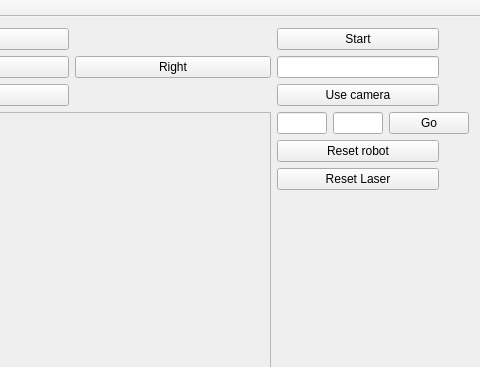
This is HMI-main/demoRMR/mainwindow.ui in KarolFilipAdam/RMR as Qt 5 draws it before an edit; both pictures show x 340 to 820 and y 0 to 367 of the 820 by 647 pixel window. The edited form follows.
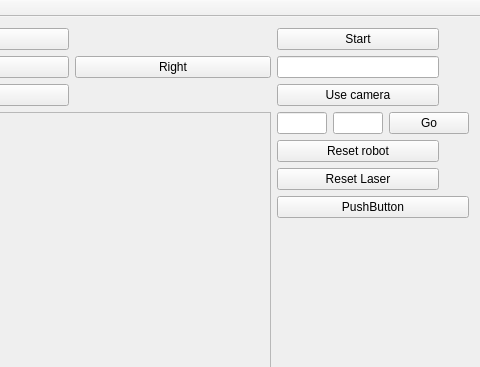
This is the edited form.

Patch:
```diff
--- a/HMI-main/demoRMR/mainwindow.ui
+++ b/HMI-main/demoRMR/mainwindow.ui
@@ -221,6 +221,16 @@
         </property>
        </widget>
       </item>
+      <item>
+       <widget class="QPushButton" name="pushButton_11">
+        <property name="text">
+         <string>PushButton</string>
+        </property>
+        <property name="checkable">
+         <bool>true</bool>
+        </property>
+       </widget>
+      </item>
       <item>
        <spacer name="verticalSpacer">
         <property name="orientation">
```
Left out of the diff: 2 changed lines with no effect on the pictures.
